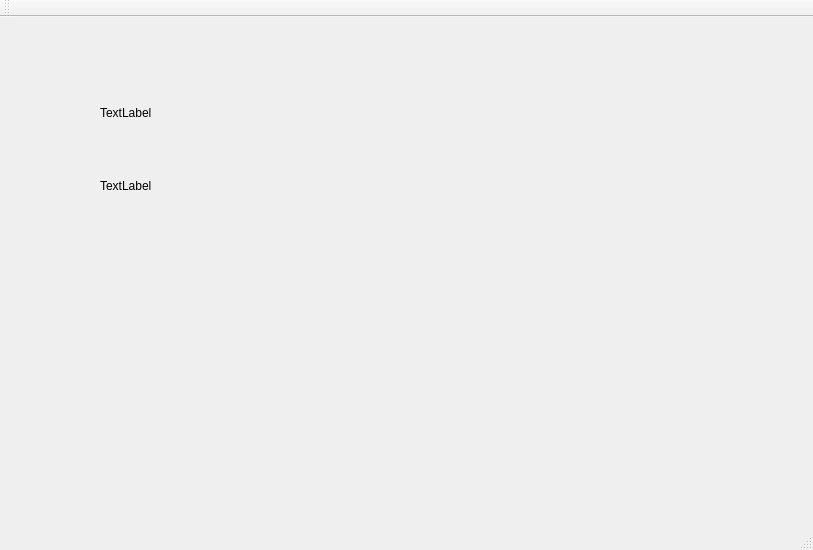
This is cs1dproject/mainwindow.ui in AustinVaday/CS1D-Class-Project-2 as Qt 5 draws it before an edit. The edited form follows.
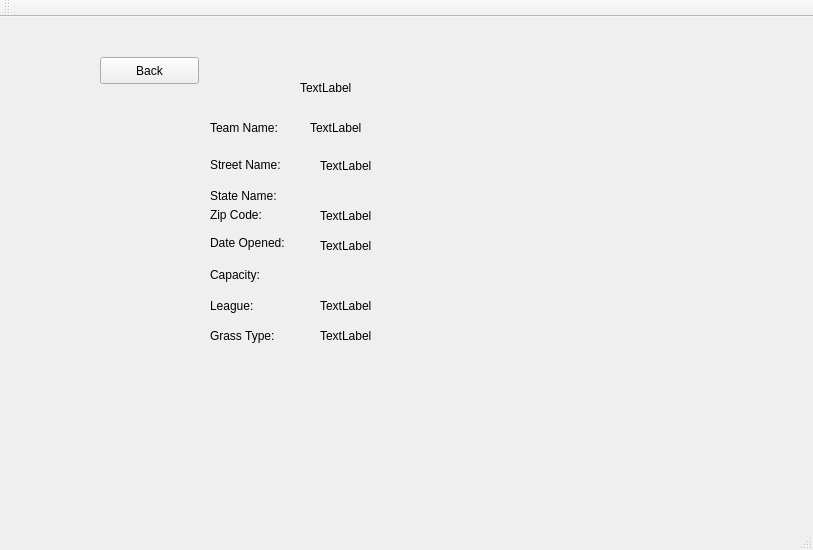
This is the edited form. The open tabs and pages were chosen to show the change.

Commit message: Search Engine Finalized

Patch:
```diff
--- a/cs1dproject/mainwindow.ui
+++ b/cs1dproject/mainwindow.ui
@@ -920,13 +920,13 @@
      </widget>
     </widget>
     <widget class="QWidget" name="page_searchForStadium1">
-     <widget class="QLabel" name="label_3">
+     <widget class="QLabel" name="label_searchedTeamName">
       <property name="geometry">
        <rect>
-        <x>50</x>
-        <y>50</y>
-        <width>471</width>
-        <height>31</height>
+        <x>260</x>
+        <y>70</y>
+        <width>371</width>
+        <height>21</height>
        </rect>
       </property>
       <property name="text">
@@ -936,16 +936,224 @@
      <widget class="QLabel" name="label_4">
       <property name="geometry">
        <rect>
-        <x>50</x>
-        <y>130</y>
+        <x>160</x>
+        <y>70</y>
+        <width>91</width>
+        <height>21</height>
+       </rect>
+      </property>
+      <property name="text">
+       <string>Team Name:</string>
+      </property>
+     </widget>
+     <widget class="QLabel" name="label_searchedTeamStadium">
+      <property name="geometry">
+       <rect>
+        <x>250</x>
+        <y>30</y>
+        <width>251</width>
+        <height>21</height>
+       </rect>
+      </property>
+      <property name="text">
+       <string>TextLabel</string>
+      </property>
+     </widget>
+     <widget class="QLabel" name="label_searchedNameState">
+      <property name="geometry">
+       <rect>
+        <x>270</x>
+        <y>140</y>
+        <width>361</width>
+        <height>17</height>
+       </rect>
+      </property>
+      <property name="text">
+       <string/>
+      </property>
+     </widget>
+     <widget class="QLabel" name="label_searchedNameZip">
+      <property name="geometry">
+       <rect>
+        <x>270</x>
+        <y>160</y>
+        <width>391</width>
+        <height>17</height>
+       </rect>
+      </property>
+      <property name="text">
+       <string>TextLabel</string>
+      </property>
+     </widget>
+     <widget class="QLabel" name="label_searchedNameStreet">
+      <property name="geometry">
+       <rect>
+        <x>270</x>
+        <y>110</y>
+        <width>341</width>
+        <height>17</height>
+       </rect>
+      </property>
+      <property name="text">
+       <string>TextLabel</string>
+      </property>
+     </widget>
+     <widget class="QLabel" name="label_16">
+      <property name="geometry">
+       <rect>
+        <x>160</x>
+        <y>140</y>
+        <width>91</width>
+        <height>17</height>
+       </rect>
+      </property>
+      <property name="text">
+       <string>State Name: </string>
+      </property>
+     </widget>
+     <widget class="QLabel" name="label_17">
+      <property name="geometry">
+       <rect>
+        <x>160</x>
+        <y>110</y>
+        <width>91</width>
+        <height>16</height>
+       </rect>
+      </property>
+      <property name="text">
+       <string>Street Name:</string>
+      </property>
+     </widget>
+     <widget class="QLabel" name="label_18">
+      <property name="geometry">
+       <rect>
+        <x>160</x>
+        <y>160</y>
+        <width>91</width>
+        <height>16</height>
+       </rect>
+      </property>
+      <property name="text">
+       <string>Zip Code: </string>
+      </property>
+     </widget>
+     <widget class="QLabel" name="label_19">
+      <property name="geometry">
+       <rect>
+        <x>160</x>
+        <y>180</y>
+        <width>101</width>
+        <height>31</height>
+       </rect>
+      </property>
+      <property name="text">
+       <string>Date Opened:</string>
+      </property>
+     </widget>
+     <widget class="QLabel" name="label_21">
+      <property name="geometry">
+       <rect>
+        <x>160</x>
+        <y>220</y>
+        <width>81</width>
+        <height>16</height>
+       </rect>
+      </property>
+      <property name="text">
+       <string>Capacity: </string>
+      </property>
+     </widget>
+     <widget class="QLabel" name="label_22">
+      <property name="geometry">
+       <rect>
+        <x>160</x>
+        <y>250</y>
         <width>67</width>
         <height>17</height>
        </rect>
       </property>
       <property name="text">
+       <string>League: </string>
+      </property>
+     </widget>
+     <widget class="QLabel" name="label_23">
+      <property name="geometry">
+       <rect>
+        <x>160</x>
+        <y>280</y>
+        <width>101</width>
+        <height>17</height>
+       </rect>
+      </property>
+      <property name="text">
+       <string>Grass Type: </string>
+      </property>
+     </widget>
+     <widget class="QLabel" name="label_searchDateOpened">
+      <property name="geometry">
+       <rect>
+        <x>270</x>
+        <y>190</y>
+        <width>251</width>
+        <height>17</height>
+       </rect>
+      </property>
+      <property name="text">
        <string>TextLabel</string>
       </property>
      </widget>
+     <widget class="QLabel" name="label_searchedCapacity">
+      <property name="geometry">
+       <rect>
+        <x>270</x>
+        <y>220</y>
+        <width>371</width>
+        <height>17</height>
+       </rect>
+      </property>
+      <property name="text">
+       <string/>
+      </property>
+     </widget>
+     <widget class="QLabel" name="label_searchedLeague">
+      <property name="geometry">
+       <rect>
+        <x>270</x>
+        <y>250</y>
+        <width>371</width>
+        <height>17</height>
+       </rect>
+      </property>
+      <property name="text">
+       <string>TextLabel</string>
+      </property>
+     </widget>
+     <widget class="QLabel" name="label_searchedGrassType">
+      <property name="geometry">
+       <rect>
+        <x>270</x>
+        <y>280</y>
+        <width>361</width>
+        <height>17</height>
+       </rect>
+      </property>
+      <property name="text">
+       <string>TextLabel</string>
+      </property>
+     </widget>
+     <widget class="QPushButton" name="button_backSearchResults">
+      <property name="geometry">
+       <rect>
+        <x>50</x>
+        <y>10</y>
+        <width>99</width>
+        <height>27</height>
+       </rect>
+      </property>
+      <property name="text">
+       <string>Back</string>
+      </property>
+     </widget>
     </widget>
     <widget class="QWidget" name="page_shop0">
      <widget class="QLabel" name="label_shopTitle">
```
The commit also changes 8 other files.
